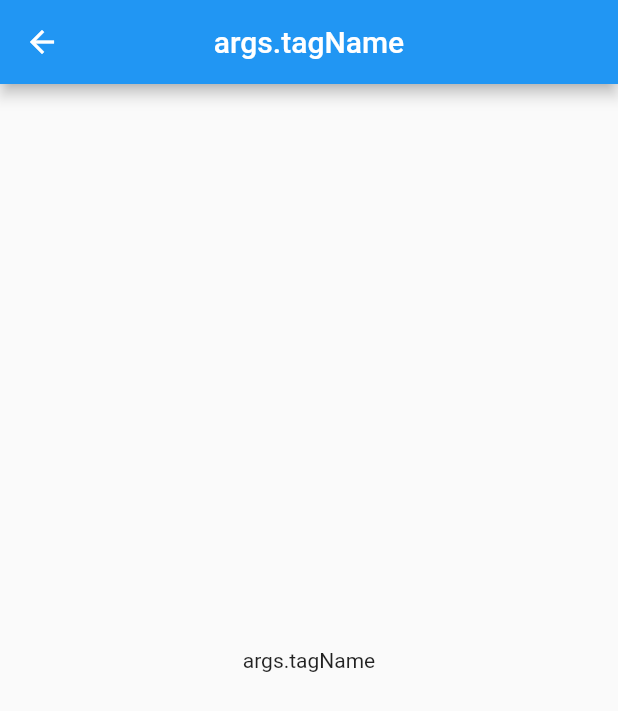
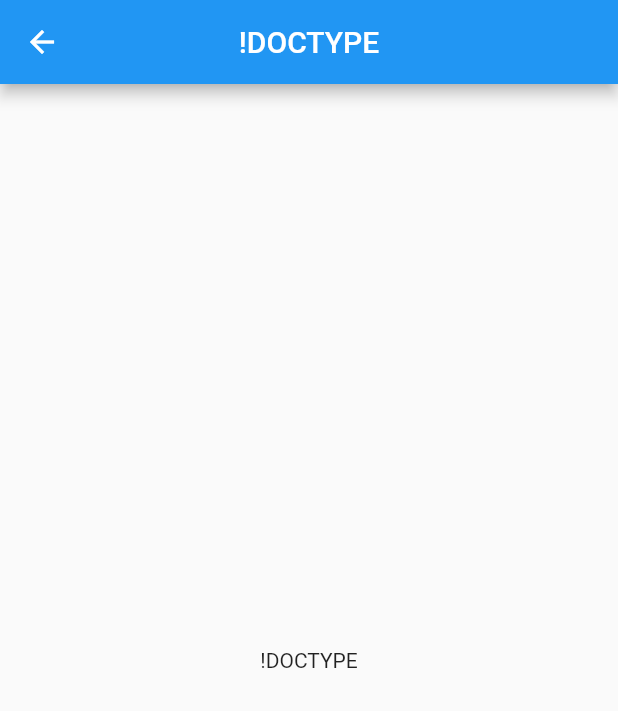
Before and after one commit to nbur4556/html-ref, a Flutter app: the screen it shows after launch, after a tap on an icon or button, on a phone screen of 412 x 824 dp. Shown: the top 711 px of the screen. Run offline on Flutter 3.47's test engine with Material 2 defaults, Android fonts, the phone set to English and light mode, and no system bars.

Commit message:
feat: display tag name on details

```diff
--- a/lib/screens/detailpage.dart
+++ b/lib/screens/detailpage.dart
@@ -12,11 +12,11 @@ class Detailpage extends StatelessWidget {
 
     return Scaffold(
       appBar: AppBar(
-        title: Text('args.tagName'),
+        title: Text(args.tagName),
         centerTitle: true,
       ),
       body: Center(
-        child: Text('args.tagName'),
+        child: Text(args.tagName),
       ),
     );
   }
```
